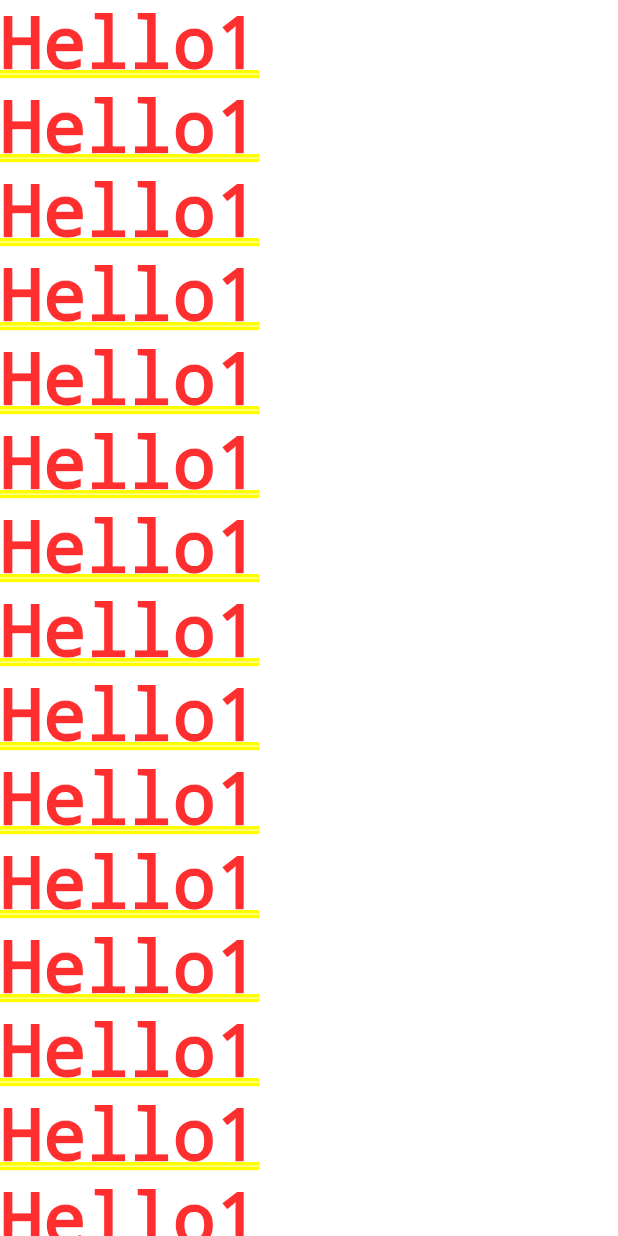
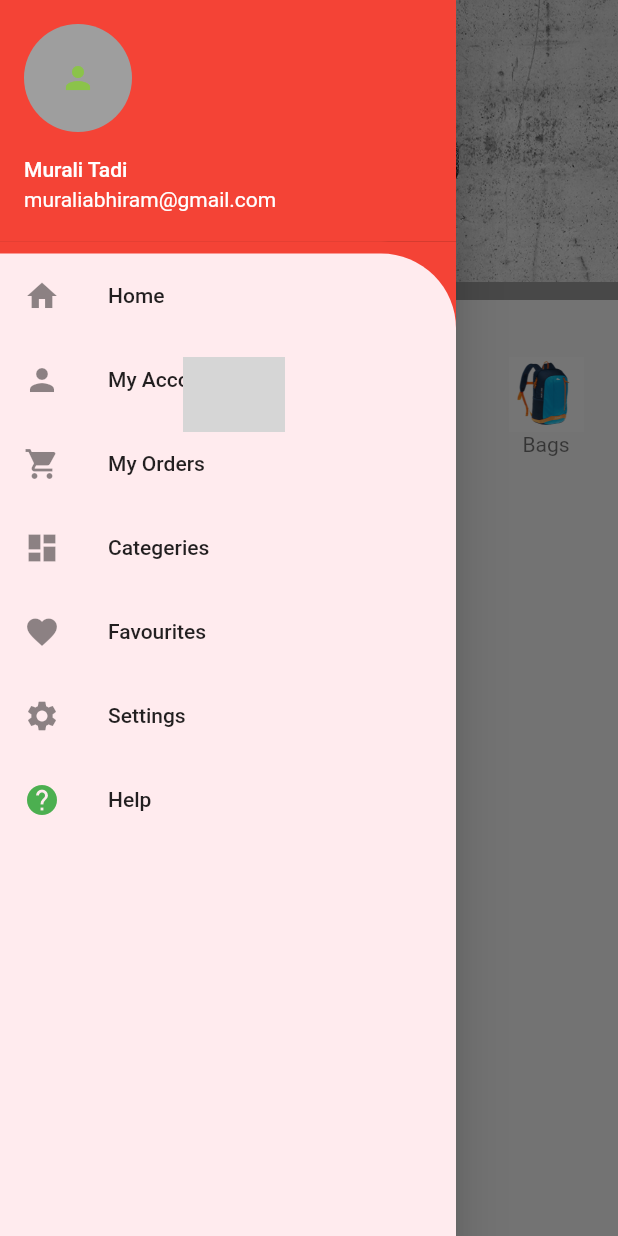
Before and after one commit to muraliabhiram/app-flutter, a Flutter app: the screen it shows after launch, with the side drawer open (before the commit the screen has no drawer), on a phone screen of 412 x 824 dp. Run offline on Flutter 3.47's test engine with Material 2 defaults, Android fonts, the phone set to English and light mode, and no system bars; drawn by our look-alikes of carousel_pro; grey boxes are pictures that could not be loaded.

Commit message:
added home page

```diff
--- a/ecommerceFlutter/ecommerce/lib/HomePage.dart
+++ b/ecommerceFlutter/ecommerce/lib/HomePage.dart
@@ -1,62 +1,148 @@
 import 'package:flutter/material.dart';
+import 'package:carousel_pro/carousel_pro.dart';
+import 'package:ecommerce/components/CategoryList.dart';
 
-class HomePage extends StatelessWidget {
+class HomePage  extends StatefulWidget {
+  @override
+  _State createState() => _State();
+}
+
+class _State extends State<HomePage> {
   @override
   Widget build(BuildContext context) {
-    return Container(
-     child: ListView(children: <Widget>[
-          Text('Hello1'),
-          Text('Hello1'),
-          Text('Hello1'),
-          Text('Hello1'),
-          Text('Hello1'),
-          Text('Hello1'),
-          Text('Hello1'),
-          Text('Hello1'),
-          Text('Hello1'),
-          Text('Hello1'),
-          Text('Hello1'),
-          Text('Hello1'),
-          Text('Hello1'),
-          Text('Hello1'),
-          Text('Hello1'),
-          Text('Hello1'),
+
+    Widget image_carousel = new Container(
+      height: 200.0,
+      child: new Carousel(
+        boxFit: BoxFit.cover,
+        images: [
+          AssetImage('images/model-agency.jpg'),
+          AssetImage('images/00-VW-top-f19-models.jpg'),
         ],
-        scrollDirection: Axis.vertical,
-         )
+        autoplay: true,
+        animationCurve: Curves.fastOutSlowIn,
+        animationDuration: Duration(seconds: 1),
+        dotSize: 4,
+        indicatorBgPadding: 2.0,
+        dotBgColor: Colors.grey,
+      ),
+    );
+
+    return Scaffold(
+      // appBar: AppBar(
+      //   title: Text('Royal Crazes'),
+      //   backgroundColor: Colors.red ,
+      //   actions: <Widget>[
+      //      new IconButton(icon: Icon( Icons.search,color: Colors.white),onPressed: null,),
+      //      new IconButton(icon: Icon( Icons.shopping_cart,color: Colors.white),onPressed: null,)
+      //   ],
+      //   ),
+        drawer: new Drawer(
+          child:Container(
+          color: Colors.red,
+          child: new ListView(
+            children: <Widget>[
+              //header
+              new UserAccountsDrawerHeader(accountName: Text('Murali Tadi'),
+               accountEmail: Text('muraliabhiram@gmail.com'),
+               arrowColor: Colors.red,
+               currentAccountPicture: GestureDetector(
+                 child: new CircleAvatar(
+                   backgroundColor: Colors.grey,
+                   child: Icon(Icons.person,color: Colors.lightGreen,),
+                 ),
+                 ),
+                 decoration: new BoxDecoration(
+                   color: Colors.red,
+                   borderRadius : BorderRadius.only(
+                     bottomRight: Radius.elliptical(50.0,50.0),
+                   )
+                 )
+                  ,),
+
+              Container(
+              height: 800,
+              decoration: BoxDecoration(
+                color: Colors.red[50],
+                borderRadius: BorderRadius.only(
+                //topLeft: Radius.circular(50.0),
+                topRight: Radius.elliptical(50, 50))
+              ),
+              child: ListView(children: <Widget>[
+              Ink(child:InkWell(
+                onTap: (){},
+                child: ListTile(
+                leading: Icon(Icons.home ),
+                title: Text('Home')  ,
+              ),
+              ),
+              ),
+              Ink(child:InkWell(
+                onTap: (){},
+                child: ListTile(
+                leading: Icon(Icons.person ),
+                title: Text('My Account')  ,
+              ),
+              ),
+              ),
+               InkWell(
+                onTap: (){},
+                child: ListTile(
+                leading: Icon(Icons.shopping_cart ),
+                title: Text('My Orders')  ,
+              ),
+              ),
+               InkWell(
+                onTap: (){},
+                child: ListTile(
+                leading: Icon(Icons.dashboard ),
+                title: Text('Categeries')  ,
+              ),
+              ),
+               InkWell(
+                onTap: (){},
+                child: ListTile(
+                leading: Icon(Icons.favorite ),
+                title: Text('Favourites')  ,
+              ),
+              ),
+               InkWell(
+                onTap: (){},
+                child: ListTile(
+                leading: Icon(Icons.settings ),
+                title: Text('Settings')  ,
+              ),
+              ),
+               InkWell(
+                onTap: (){},
+                child: ListTile(
+                leading: Icon(Icons.help,color:Colors.green , ),
+                title: Text('Help')  ,
+              ),
+              ),
+              ],
+              ),
+              )
+
+            ],
+          )
+        ),
+        ),
+        body: ListView(
+          children: <Widget>[
+
+            image_carousel,
+
+            new Padding(
+            padding: const EdgeInsets.all(8.0),
+            child: new Text('Categories'),
+            ),
+
+           CategoryList()
+
+            ],
+
+          ),
     );
   }
 }
-
-// // class HomePage extends StatefulWidget {
-// //   @override
-// //   _State createState() => _State();
-// // }
-
-// // class _State extends State<HomePage> {
-// //   @override
-// //   Widget build(BuildContext context) {
-// //     return Container(
-// //       child: ListView(children: <Widget>[
-// //           Text('Hello1'),
-// //           Text('Hello1'),
-// //           Text('Hello1'),
-// //           Text('Hello1'),
-// //           Text('Hello1'),
-// //           Text('Hello1'),
-// //           Text('Hello1'),
-// //           Text('Hello1'),
-// //           Text('Hello1'),
-// //           Text('Hello1'),
-// //           Text('Hello1'),
-// //           Text('Hello1'),
-// //           Text('Hello1'),
-// //           Text('Hello1'),
-// //           Text('Hello1'),
-// //           Text('Hello1'),
-// //         ],
-// //         scrollDirection: Axis.horizontal,
-// //          )
-// //     );
-// //   }
-// // }
--- /dev/null
+++ b/ecommerceFlutter/ecommerce/lib/components/CategoryList.dart
@@ -0,0 +1,68 @@
+import 'package:flutter/material.dart';
+
+class CategoryList extends StatelessWidget {
+  @override
+  Widget build(BuildContext context) {
+    return Container(
+      height: 80.0,
+      child: ListView(
+        scrollDirection: Axis.horizontal,
+        children: <Widget>[
+            Category(
+              img_caption: 'Shirt',
+              img_location: 'images/shirt.jpg',
+            ),
+            Category(
+              img_caption: 'Jeans',
+              img_location: 'images/jean.jpg',
+            ),
+            Category(
+              img_caption: 'T-Shirt',
+              img_location: 'images/tshirt.jpg',
+            ),
+            Category(
+              img_caption: 'Bags',
+              img_location: 'images/bag.jpg',
+            ),
+            Category(
+              img_caption: 'Shoes',
+              img_location: 'images/shoes.jpg',
+            )
+
+        ],),
+
+    );
+  }
+}
+
+class Category extends StatelessWidget {
+
+  final String img_location;
+  final String img_caption;
+
+  Category(
+    {this.img_caption,this.img_location}
+    );
+  @override
+  Widget build(BuildContext context) {
+    return Padding(
+      padding: const EdgeInsets.all(2.0),
+      child: InkWell(
+        onTap: (){},
+        child:Container(
+        width: 100,
+        child: ListTile(
+          title: Image.asset(
+            this.img_location,
+            width: 70.0,
+            height: 50.0,
+          ),
+          subtitle: Text(this.img_caption, textAlign: TextAlign.center,),
+        ),),
+        )
+
+
+    );
+  }
+
+}
--- a/ecommerceFlutter/ecommerce/lib/main.dart
+++ b/ecommerceFlutter/ecommerce/lib/main.dart
@@ -1,11 +1,15 @@
+import 'package:ecommerce/HomePage.dart';
 import 'package:flutter/material.dart';
-import 'HomePage.dart';
-void main() {
-  var materialApp = new MaterialApp (
-        home: HomePage()
-      );
+import 'package:flutter/services.dart';
 
-    runApp(
-      materialApp
-   );
+
+void main()
+{
+  WidgetsFlutterBinding.ensureInitialized();
+  SystemChrome.setPreferredOrientations(
+      [DeviceOrientation.portraitUp,DeviceOrientation.portraitDown])
+      .then((_)=>
+  runApp(
+  MaterialApp(home: HomePage(),),
+));
 }
```
Also changed, not shown: ecommerceFlutter/ecommerce/pubspec.yaml (+9 -2 lines), ecommerceFlutter/ecommerce/images/00-VW-top-f19-models.jpg (added), ecommerceFlutter/ecommerce/images/Jean.jpg (added), ecommerceFlutter/ecommerce/images/bag.jpg (added), ecommerceFlutter/ecommerce/images/model-agency.jpg (added), ecommerceFlutter/ecommerce/images/shirt.jpg (added), ecommerceFlutter/ecommerce/images/shoes.jpg (added), ecommerceFlutter/ecommerce/images/tshirt.jpg (added), ecommerceFlutter/ecommerce/pubspec.lock.
